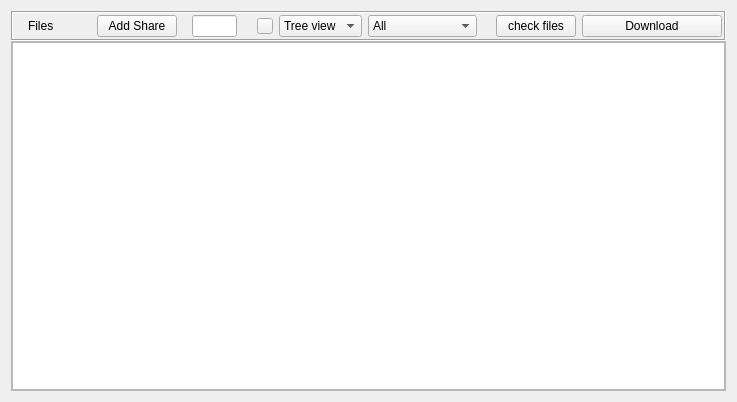
Before: the Qt Designer form retroshare-gui/src/gui/SharedFilesDialog.ui in RetroShare/RetroShare, drawn with Qt 5.
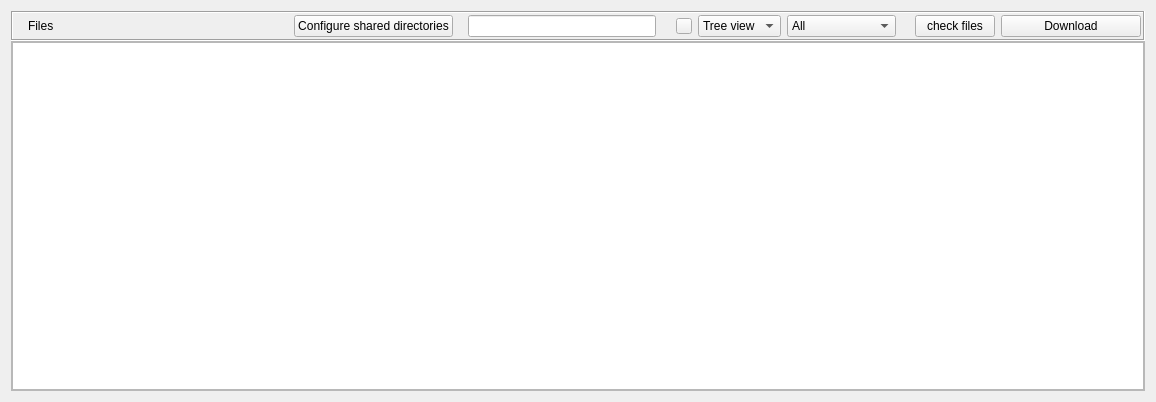
After: the same form once the commit is applied. Icons and pictures are not drawn. Custom widgets are drawn as their Qt base class.

Commit message: fixed tooltips in ShareManager, and fixed anonymous search mechanism

```diff
--- a/retroshare-gui/src/gui/SharedFilesDialog.ui
+++ b/retroshare-gui/src/gui/SharedFilesDialog.ui
@@ -6,7 +6,7 @@
    <rect>
     <x>0</x>
     <y>0</y>
-    <width>737</width>
+    <width>1156</width>
     <height>402</height>
    </rect>
   </property>
@@ -86,7 +86,7 @@
       <item>
        <widget class="QPushButton" name="addShares_PB">
         <property name="text">
-         <string>Add Share</string>
+         <string>Configure shared directories</string>
         </property>
         <property name="icon">
          <iconset resource="images.qrc">
```
The commit also changes 4 other files.
